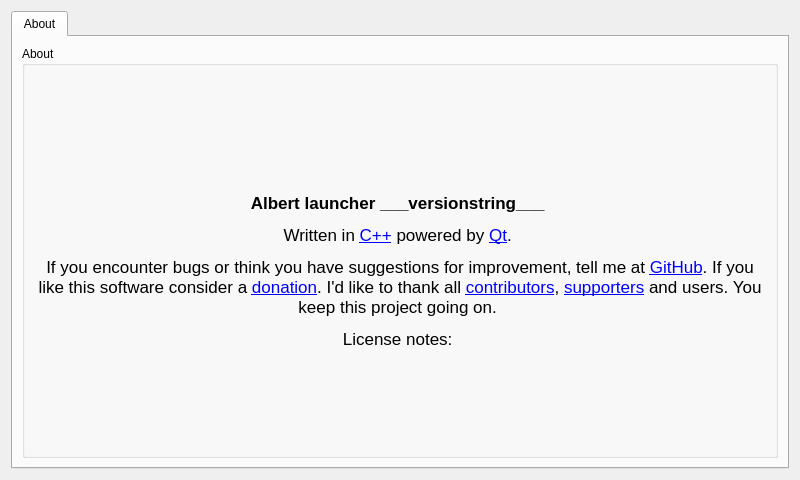
Before: the Qt Designer form src/lib/settings/settingswindow.ui in albertlauncher/albert, drawn with Qt 5.
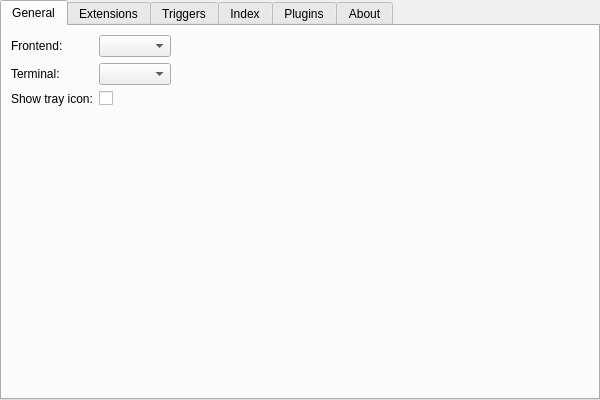
After: the same form once the commit is applied. Icons and pictures are not drawn.

Diff of the .ui file:
```diff
--- a/src/lib/settings/settingswindow.ui
+++ b/src/lib/settings/settingswindow.ui
@@ -2,17 +2,9 @@
 <ui version="4.0">
  <class>SettingsWindow</class>
  <widget class="QWidget" name="SettingsWindow">
-  <property name="geometry">
-   <rect>
-    <x>0</x>
-    <y>0</y>
-    <width>800</width>
-    <height>480</height>
-   </rect>
-  </property>
   <property name="minimumSize">
    <size>
-    <width>720</width>
+    <width>600</width>
     <height>400</height>
    </size>
   </property>
@@ -20,21 +12,120 @@
    <string>Settings</string>
   </property>
   <layout class="QGridLayout" name="gridLayout">
+   <property name="leftMargin">
+    <number>0</number>
+   </property>
+   <property name="topMargin">
+    <number>0</number>
+   </property>
+   <property name="rightMargin">
+    <number>0</number>
+   </property>
+   <property name="bottomMargin">
+    <number>0</number>
+   </property>
    <item row="0" column="0">
     <widget class="QTabWidget" name="tabs">
-     <widget class="QWidget" name="tabAbout">
+     <property name="currentIndex">
+      <number>0</number>
+     </property>
+     <widget class="QWidget" name="tab_general">
       <attribute name="title">
-       <string>About</string>
+       <string>General</string>
       </attribute>
-      <layout class="QVBoxLayout" name="verticalLayout" stretch="0">
+      <layout class="QVBoxLayout" name="verticalLayout">
        <item>
-        <layout class="QHBoxLayout" name="horizontalLayout">
-         <item>
-          <widget class="QGroupBox" name="groupBox_about">
-           <property name="title">
-            <string>About</string>
+        <layout class="QFormLayout" name="formLayout">
+         <item row="0" column="0">
+          <widget class="QLabel" name="frontendLabel">
+           <property name="text">
+            <string>Frontend:</string>
            </property>
-           <layout class="QVBoxLayout" name="verticalLayout_2">
+          </widget>
+         </item>
+         <item row="0" column="1">
+          <widget class="QComboBox" name="comboBox_frontend">
+           <property name="sizePolicy">
+            <sizepolicy hsizetype="Maximum" vsizetype="Fixed">
+             <horstretch>0</horstretch>
+             <verstretch>0</verstretch>
+            </sizepolicy>
+           </property>
+           <property name="toolTip">
+            <string>&lt;html&gt;&lt;head/&gt;&lt;body&gt;&lt;p&gt;Choose the frontend to use.&lt;/p&gt;&lt;/body&gt;&lt;/html&gt;</string>
+           </property>
+          </widget>
+         </item>
+         <item row="1" column="0">
+          <widget class="QLabel" name="label_term">
+           <property name="text">
+            <string>Terminal:</string>
+           </property>
+          </widget>
+         </item>
+         <item row="1" column="1">
+          <widget class="QComboBox" name="comboBox_term">
+           <property name="sizePolicy">
+            <sizepolicy hsizetype="Fixed" vsizetype="Fixed">
+             <horstretch>0</horstretch>
+             <verstretch>0</verstretch>
+            </sizepolicy>
+           </property>
+           <property name="toolTip">
+            <string>&lt;html&gt;&lt;head/&gt;&lt;body&gt;&lt;p&gt;Choose the terminal to use.&lt;/p&gt;&lt;/body&gt;&lt;/html&gt;</string>
+           </property>
+          </widget>
+         </item>
+         <item row="2" column="0">
+          <widget class="QLabel" name="label_show_tray">
+           <property name="text">
+            <string>Show tray icon:</string>
+           </property>
+          </widget>
+         </item>
+         <item row="2" column="1">
+          <widget class="QCheckBox" name="checkBox_showTray">
+           <property name="toolTip">
+            <string>&lt;html&gt;&lt;head/&gt;&lt;body&gt;&lt;p&gt;If this option is enabled, albert displays an icon in the system tray.&lt;/p&gt;&lt;/body&gt;&lt;/html&gt;</string>
+           </property>
+           <property name="text">
+            <string/>
+           </property>
+          </widget>
+         </item>
+        </layout>
+       </item>
+      </layout>
+     </widget>
+     <widget class="QWidget" name="tab_extensions">
+      <attribute name="title">
+       <string>Extensions</string>
+      </attribute>
+      <layout class="QVBoxLayout" name="layout_extensions" stretch=""/>
+     </widget>
+     <widget class="QWidget" name="tab_triggers">
+      <attribute name="title">
+       <string>Triggers</string>
+      </attribute>
+      <layout class="QVBoxLayout" name="layout_triggers"/>
+     </widget>
+     <widget class="QWidget" name="tab_index">
+      <attribute name="title">
+       <string>Index</string>
+      </attribute>
+      <layout class="QVBoxLayout" name="layout_index"/>
+     </widget>
+     <widget class="QWidget" name="tab_plugins">
+      <attribute name="title">
+       <string>Plugins</string>
+      </attribute>
+      <layout class="QVBoxLayout" name="layout_plugins"/>
+     </widget>
+     <widget class="QWidget" name="tab_about">
+      <attribute name="title">
+       <string>About</string>
+      </attribute>
+      <layout class="QVBoxLayout" name="layout_about" stretch="1,0,0,2">
             <item>
              <spacer name="verticalSpacer">
               <property name="orientation">
@@ -42,8 +133,8 @@
               </property>
               <property name="sizeHint" stdset="0">
                <size>
-                <width>20</width>
-                <height>40</height>
+           <width>0</width>
+           <height>44</height>
                </size>
               </property>
              </spacer>
@@ -78,21 +169,13 @@
              <widget class="QLabel" name="about_text">
               <property name="text">
                <string>&lt;!DOCTYPE HTML PUBLIC &quot;-//W3C//DTD HTML 4.0//EN&quot; &quot;http://www.w3.org/TR/REC-html40/strict.dtd&quot;&gt;
-&lt;html&gt;
-&lt;body style=&quot; font-family:'.AppleSystemUIFont'; font-size:13pt; font-weight:400; font-style:normal;&quot;&gt;
-
-&lt;span style=&quot; font-weight:600;&quot;&gt;Albert launcher ___versionstring___&lt;/span&gt; &lt;/p&gt;
-
-&lt;p&gt;Written in &lt;a href=&quot;https://wikipedia.org/wiki/C++&quot;&gt;C++&lt;/a&gt; powered by &lt;a href=&quot;aboutQt&quot;&gt;Qt&lt;/a&gt;. 
-
-&lt;p&gt;If you encounter bugs or think you have suggestions for improvement, tell me at &lt;a href=&quot;https://github.com/albertlauncher/albert/issues&quot;&gt;GitHub&lt;/a&gt;.  If you like this software consider a &lt;a href=&quot;https://albertlauncher.github.io/donation/&quot;&gt;donation&lt;/a&gt;.  I'd like to thank all &lt;a href=&quot;https://github.com/albertlauncher/albert/graphs/contributors&quot;&gt;contributors&lt;/a&gt;,  &lt;a href=&quot;https://albertlauncher.github.io/supporters/&quot;&gt;supporters&lt;/a&gt; and users. You keep this project going on.&lt;/p&gt;
-
-&lt;p&gt;License notes: &lt;/p&gt;
-
-&lt;/body&gt;
-&lt;/html&gt;
-
-</string>
+&lt;html&gt;&lt;head&gt;&lt;meta name=&quot;qrichtext&quot; content=&quot;1&quot; /&gt;&lt;meta charset=&quot;utf-8&quot; /&gt;&lt;style type=&quot;text/css&quot;&gt;
+p, li { white-space: pre-wrap; }
+hr { height: 1px; border-width: 0; }
+&lt;/style&gt;&lt;/head&gt;&lt;body style=&quot; font-family:'.AppleSystemUIFont'; font-size:13pt; font-weight:400; font-style:normal;&quot;&gt;
+&lt;p style=&quot; margin-top:0px; margin-bottom:0px; margin-left:0px; margin-right:0px; -qt-block-indent:0; text-indent:0px;&quot;&gt;&lt;span style=&quot; font-weight:600;&quot;&gt;Albert launcher ___versionstring___&lt;/span&gt; &lt;/p&gt;
+&lt;p style=&quot; margin-top:12px; margin-bottom:12px; margin-left:0px; margin-right:0px; -qt-block-indent:0; text-indent:0px;&quot;&gt;Written in &lt;a href=&quot;https://wikipedia.org/wiki/C++&quot;&gt;&lt;span style=&quot; text-decoration: underline; color:#007af4;&quot;&gt;C++&lt;/span&gt;&lt;/a&gt; powered by &lt;a href=&quot;aboutQt&quot;&gt;&lt;span style=&quot; text-decoration: underline; color:#007af4;&quot;&gt;Qt&lt;/span&gt;&lt;/a&gt;. &lt;/p&gt;
+&lt;p style=&quot; margin-top:12px; margin-bottom:12px; margin-left:0px; margin-right:0px; -qt-block-indent:0; text-indent:0px;&quot;&gt;If you encounter bugs or think you have suggestions for improvement, tell me at &lt;a href=&quot;https://github.com/albertlauncher/albert/issues&quot;&gt;&lt;span style=&quot; text-decoration: underline; color:#007af4;&quot;&gt;GitHub&lt;/span&gt;&lt;/a&gt;. If you like this software consider a &lt;a href=&quot;https://albertlauncher.github.io/donation/&quot;&gt;&lt;span style=&quot; text-decoration: underline; color:#007af4;&quot;&gt;donation&lt;/span&gt;&lt;/a&gt;. I'd like to thank all &lt;a href=&quot;https://github.com/albertlauncher/albert/graphs/contributors&quot;&gt;&lt;span style=&quot; text-decoration: underline; color:#007af4;&quot;&gt;contributors&lt;/span&gt;&lt;/a&gt;, &lt;a href=&quot;https://albertlauncher.github.io/supporters/&quot;&gt;&lt;span style=&quot; text-decoration: underline; color:#007af4;&quot;&gt;supporters&lt;/span&gt;&lt;/a&gt; and users. You keep this project going on. &lt;/p&gt;&lt;/body&gt;&lt;/html&gt;</string>
               </property>
               <property name="alignment">
                <set>Qt::AlignCenter</set>
@@ -104,21 +187,13 @@
             </item>
             <item>
              <spacer name="verticalSpacer_2">
-              <property name="orientation">
-               <enum>Qt::Vertical</enum>
-              </property>
               <property name="sizeHint" stdset="0">
                <size>
-                <width>20</width>
-                <height>40</height>
+           <width>0</width>
+           <height>91</height>
                </size>
               </property>
              </spacer>
-            </item>
-           </layout>
-          </widget>
-         </item>
-        </layout>
        </item>
       </layout>
      </widget>
```
Lines whose indentation alone changed are shown as unchanged.
